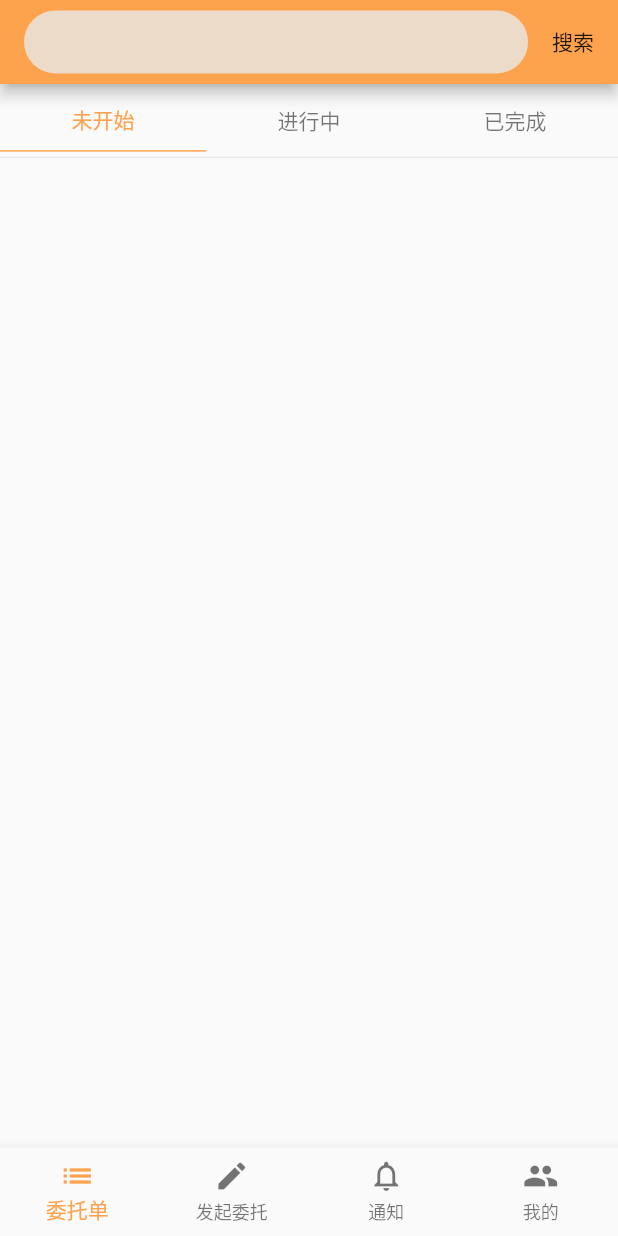
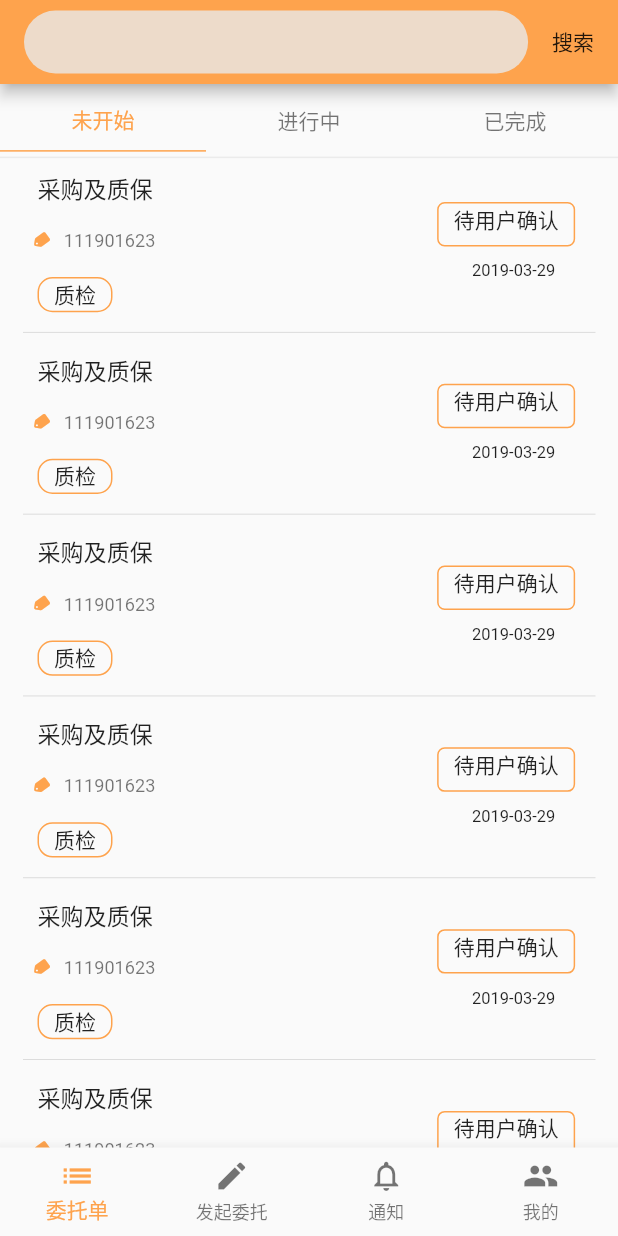
Before and after one commit to tyw809611051/test, a Flutter app: the screen it shows after launch, on a phone screen of 412 x 824 dp. Run offline on Flutter 3.47's test engine with Material 2 defaults, Android fonts, the phone set to English and light mode, and no system bars; our stand-ins replace dio, flutter_screenutil, shared_preferences.

Commit message:
委托单布局完成

```diff
--- /dev/null
+++ b/lib/components/Label.dart
@@ -0,0 +1,33 @@
+import '../common/Themes.dart';
+import 'package:flutter/material.dart';
+import '../services/ScreenAdapter.dart';
+
+/**
+ * @description: 镂空标签
+ * @author: YiWen
+ * @date: 2019-11-19 10:48:23
+ * @version V1.0.0
+ */
+
+class Label extends StatelessWidget {
+  final List tags;
+  Label({Key key,this.tags}) : super(key: key);
+
+  @override
+  Widget build(BuildContext context) {
+    return Row(
+      children: <Widget>[
+        Container(
+          height: ScreenAdapter.height(38),
+          margin: EdgeInsets.only(right: 10),
+          padding: EdgeInsets.fromLTRB(10, 0, 10, 0),
+          decoration: BoxDecoration(
+              borderRadius: BorderRadius.circular(10),
+              border: Border.all(color: Themes.primaryColor),
+              color: Color.fromRGBO(250, 250, 250, 1)),
+          child: Text("质检"),
+        ),
+      ],
+    );
+  }
+}
--- a/lib/pages/tabs/Task.dart
+++ b/lib/pages/tabs/Task.dart
@@ -1,6 +1,7 @@
 import '../../common/Themes.dart';
 import 'package:flutter/material.dart';
 import '../../services/ScreenAdapter.dart';
+import '../../components/Label.dart';
 
 /**
  * @description: 委托单列表页
@@ -37,15 +38,12 @@ class _TaskPageState extends State<TaskPage> {
   }
 
   // 上拉刷新
-  _showMore(index) {
-
-  }
+  _showMore(index) {}
 
   // 切换二级tab栏
   _subHeaderChange(id) {
     setState(() {
       this._selectHeader = id;
-
     });
   }
 
@@ -71,15 +69,15 @@ class _TaskPageState extends State<TaskPage> {
               child: InkWell(
                 child: Container(
                     decoration: BoxDecoration(
-                      border: (this._selectHeader == value['id']) ? Border(
+                      border: (this._selectHeader == value['id'])
+                          ? Border(
                               bottom: BorderSide(
-                          width: 1,
-                          color: Themes.btnPrimaryColor
+                                  width: 1, color: Themes.btnPrimaryColor),
+                            )
+                          : null,
                     ),
-                      ): null,
-                    ),
-                    padding: EdgeInsets.fromLTRB(
-                        0, ScreenAdapter.height(16), 0, ScreenAdapter.height(16)),
+                    padding: EdgeInsets.fromLTRB(0, ScreenAdapter.height(16), 0,
+                        ScreenAdapter.height(16)),
                     child: Row(
                       mainAxisAlignment: MainAxisAlignment.center,
                       children: <Widget>[
@@ -105,25 +103,98 @@ class _TaskPageState extends State<TaskPage> {
   // 委托单列表
   Widget _taskListWidget() {
     return Container(
-      padding: EdgeInsets.all(10),
+      padding: EdgeInsets.only(left: 15, right: 15),
       margin: EdgeInsets.only(top: ScreenAdapter.height(80)),
       child: ListView.builder(
         controller: _scrollController,
-        itemCount: 3,
+        itemCount: 10,
         itemBuilder: (context, index) {
           return Column(
             children: <Widget>[
               Row(
-
+                children: <Widget>[
+                  Expanded(
+                    flex: 5,
+                    child: Container(
+                      padding: EdgeInsets.only(left: 10),
+                      height: ScreenAdapter.height(180),
+                      child: Column(
+                        mainAxisAlignment: MainAxisAlignment.spaceAround,
+                        crossAxisAlignment: CrossAxisAlignment.start,
+                        children: <Widget>[
+                          Text(
+                            "采购及质保",
+                            maxLines: 2,
+                            overflow: TextOverflow.ellipsis,
+                            style: TextStyle(fontSize: ScreenAdapter.size(28)),
                           ),
-              Divider(),
+                          Row(
+                            children: <Widget>[
+                              Transform(
+                                transform: Matrix4.identity()
+                                  ..rotateZ(30.0), // 旋转的角度
+                                origin: Offset(4, 7), // 旋转的中心点
+                                child: Icon(
+                                  Icons.local_offer,
+                                  color: Themes.primaryColor,
+                                  size: 12.0,
+                                ),
+                              ),
+                              SizedBox(
+                                width: ScreenAdapter.width(10),
+                              ),
+                              Text(
+                                "111901623",
+                                style: TextStyle(
+                                    fontSize: ScreenAdapter.size(22),
+                                    color: Colors.black54),
+                              ),
+                            ],
+                          ),
+                          Label(),
+                        ],
+                      ),
+                    ),
+                  ),
+                  Expanded(
+                    flex: 2,
+                    child: Container(
+                      height: ScreenAdapter.height(180),
+                      child: Column(
+                        mainAxisAlignment: MainAxisAlignment.center,
+                        crossAxisAlignment: CrossAxisAlignment.center,
+                        children: <Widget>[
+                          Container(
+                            height: ScreenAdapter.height(48),
+                            margin: EdgeInsets.only(right: 10),
+                            padding: EdgeInsets.fromLTRB(10, 0, 10, 0),
+                            decoration: BoxDecoration(
+                                borderRadius: BorderRadius.circular(5),
+                                border: Border.all(color: Themes.primaryColor),
+                                color: Color.fromRGBO(250, 250, 250, 1)),
+                            child: Text("待用户确认"),
+                          ),
+                          Container(
+                            margin: EdgeInsets.only(top:10),
+                            child: Text("2019-03-29",style: TextStyle(
+                              fontSize: ScreenAdapter.size(20)
+                            ),),
+                          ),
+                        ],
+                      ),
+                    ),
+                  )
+                ],
+              ),
+              Divider(
+                height: 10,
+              ),
             ],
           );
         },
       ),
     );
   }
-
 
   @override
   Widget build(BuildContext context) {
@@ -147,7 +218,6 @@ class _TaskPageState extends State<TaskPage> {
               setState(() {
                 this._initKeywordsController.text = value;
               });
-
             },
           ),
         ),
@@ -168,6 +238,7 @@ class _TaskPageState extends State<TaskPage> {
       ),
       body: Stack(
         children: <Widget>[
+          _taskListWidget(),
           _subHeaderWidget(),
         ],
       ),
```
Lines whose indentation alone changed are shown as unchanged.
